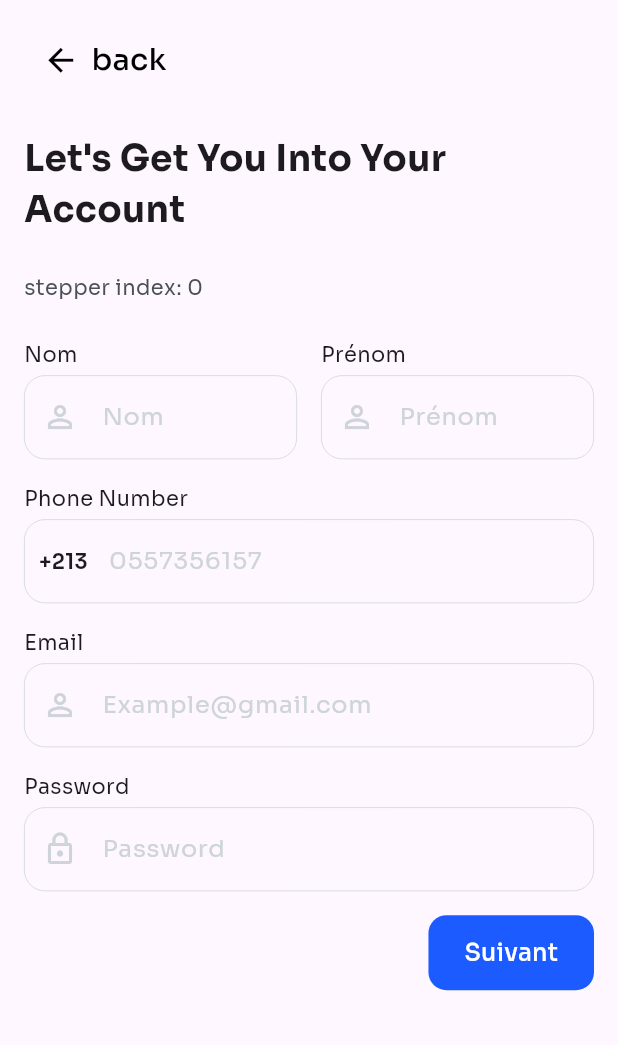
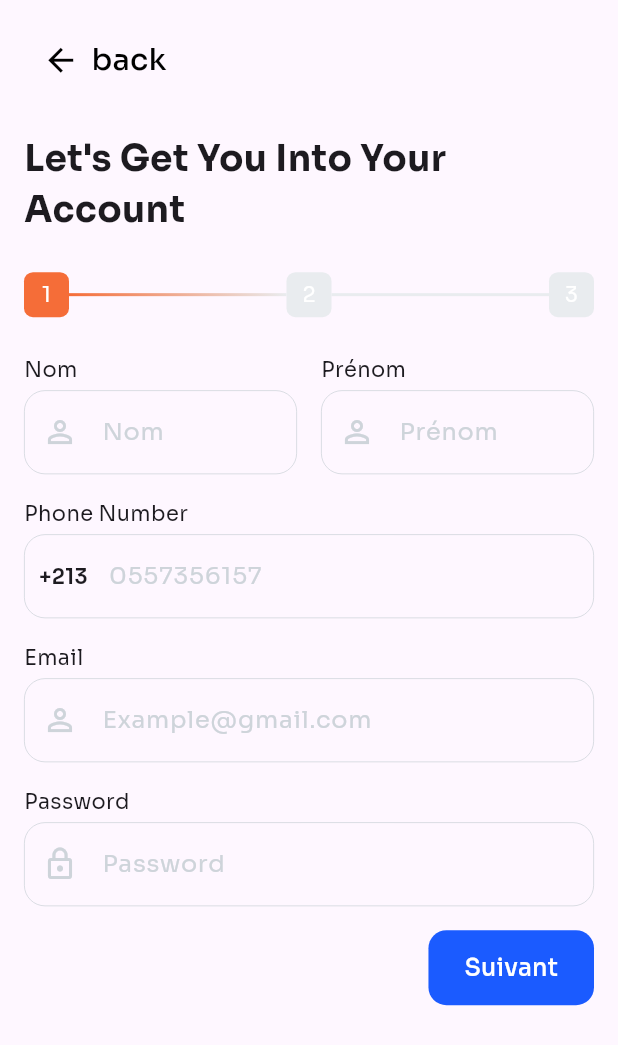
Before and after one commit to aymendn/travigui, a Flutter app: the SignUpScreen screen opened by its route, on a phone screen of 412 x 824 dp. Shown: the top 1045 px of the screen. Run offline on Flutter 3.47's test engine with Material 2 defaults, Android fonts, the light colour scheme and no system bars; our stand-ins replace flutter_hooks, flutter_map, flutter_svg, hooks_riverpod, latlong2, shared_preferences; accounts and stored records are empty.

Commit message:
a lot of updates

```diff
--- a/lib/core/app_route.dart
+++ b/lib/core/app_route.dart
@@ -1,6 +1,6 @@
-
 import '../view/auth/onboarding_screen.dart';
 import '../view/auth/seller_form/sign_up_second_screen.dart';
+import '../view/auth/seller_form/sign_up_third_screen.dart';
 import '../view/auth/sign_in_screen.dart';
 import '../view/auth/seller_form/sign_up_screen.dart';
 
@@ -17,15 +17,13 @@ class AppRoute {
   static const String serviceForm = '/job-service';
   static const String announcmentDetails = '/announcment-details';
   static const String onboarding = '/onboarding';
-
-
+  static const String activate = '/activate';
 
   static final routes = {
     signIn: (context) => const SignInScreen(),
     signUp: (context) => const SignUpScreen(),
     signUpSecond: (context) => const SignUpSecondScreen(),
-    // signUpThird: (context) => const SignUpThirdScreen(),
+    signUpThird: (context) => const SignUpThirdScreen(),
     onboarding: (context) => const OnboardingScreen(),
-
   };
 }
--- a/lib/main.dart
+++ b/lib/main.dart
@@ -1,11 +1,11 @@
 import 'package:flutter/material.dart';
 import 'package:hooks_riverpod/hooks_riverpod.dart';
 import 'core/app_route.dart';
-import 'mondher_screen.dart';
 import 'providers/onboarding.dart';
 import 'providers/shared_preferences.dart';
 import 'package:shared_preferences/shared_preferences.dart';
 import 'core/app_color.dart';
+import 'view/auth/seller_form/sign_up_third_screen.dart';
 
 Future<void> main() async {
   WidgetsFlutterBinding.ensureInitialized();
@@ -33,14 +33,14 @@ class IwdApp extends ConsumerWidget {
       title: 'Travigui',
       theme: ThemeData(
         fontFamily: 'sora',
-        primarySwatch: Colors.purple,
+        primarySwatch: Colors.blue,
         primaryColor: AppColor.primary,
         visualDensity: VisualDensity.adaptivePlatformDensity,
         useMaterial3: true,
       ),
       routes: AppRoute.routes,
 
-      home: const MondherScreen(),
+      home: const SignUpThirdScreen(),
 
       // home: isFirstTime
       //     ? const OnboardingScreen()
--- a/lib/view/auth/seller_form/sign_up_screen.dart
+++ b/lib/view/auth/seller_form/sign_up_screen.dart
@@ -3,7 +3,6 @@ import 'package:flutter_hooks/flutter_hooks.dart';
 import 'package:hooks_riverpod/hooks_riverpod.dart';
 
 import '../../../../core/app_methods.dart';
-import '../../../core/app_color.dart';
 import '../../../core/app_exension.dart';
 import '../../../core/app_route.dart';
 import '../../../providers/auth.dart';
@@ -11,6 +10,7 @@ import '../../shared/back_button.dart';
 import '../../shared/custom_button.dart';
 import '../../shared/custom_text_form_field.dart';
 import '../../shared/scaffold_with_safe_area.dart';
+import '../../shared/stepper/stepper.dart';
 
 class SignUpScreen extends StatefulHookConsumerWidget {
   const SignUpScreen({super.key});
@@ -41,7 +41,7 @@ class _SignUpScreenState extends ConsumerState<SignUpScreen> {
     );
 
     Future<void> onFormSubmitted() async {
-      if (formKey.currentState!.validate()) {
+      if (!formKey.currentState!.validate()) {
         context.pushReplacement(AppRoute.signUpSecond);
       }
     }
@@ -64,12 +64,7 @@ class _SignUpScreenState extends ConsumerState<SignUpScreen> {
             ),
           ),
           SizedBox(height: height * 0.03),
-          const Text(
-            'stepper index: 0',
-            style: TextStyle(
-              color: AppColor.grey600,
-            ),
-          ),
+          const Steppers(index: 1),
           SizedBox(height: height * 0.03),
           Form(
             key: formKey,
--- a/lib/view/shared/custom_text_form_field.dart
+++ b/lib/view/shared/custom_text_form_field.dart
@@ -8,7 +8,7 @@ class CustomTextFormField extends HookConsumerWidget {
   const CustomTextFormField({
     super.key,
     required this.controller,
-    required this.label,
+    this.label,
     this.validator,
     this.obscureText = false,
     this.icon,
@@ -18,7 +18,7 @@ class CustomTextFormField extends HookConsumerWidget {
   });
 
   final TextEditingController controller;
-  final String label;
+  final String? label;
   final String hint;
   final String? Function(String?)? validator;
   final bool obscureText;
@@ -32,11 +32,12 @@ class CustomTextFormField extends HookConsumerWidget {
     return Column(
       crossAxisAlignment: CrossAxisAlignment.start,
       children: [
+        if (label != null)
           Row(
             mainAxisAlignment: MainAxisAlignment.spaceBetween,
             children: [
               Text(
-              label,
+                label!,
                 style: const TextStyle(fontSize: 14),
               ),
               if (isLarge)
--- a/lib/view/shared/steper/step.dart
+++ /dev/null
@@ -1,83 +0,0 @@
-import 'package:flutter/material.dart';
-
-import 'index_container.dart';
-import 'step_container.dart';
-
-class Step extends StatelessWidget {
-  const Step({
-    super.key,
-    required this.index,
-  });
-
-  final int index;
-
-  @override
-  Widget build(BuildContext context) {
-    return Padding(
-      padding: const EdgeInsets.symmetric(horizontal: 20),
-      child: Row(
-        mainAxisAlignment: MainAxisAlignment.center,
-        children: [
-          index == 1
-              ? const IndexContainer(
-                  index: 1,
-                  color: Color(0xffF56D38),
-                )
-              : index == 2
-                  ? const IndexContainer(
-                      index: 1,
-                      color: Color(0xffF56D38),
-                    )
-                  : const IndexContainer(
-                      color: Color(0xffF56D38),
-                      index: 1,
-                    ),
-          index == 1
-              ? const StepContainer(
-                  color1: Color(0xffF56D38), color2: Color(0xffE9ECEF))
-              : index == 2
-                  ? const StepContainer(
-                      color1: Color(0xffF56D38), color2: Color(0xffF56D38))
-                  : const StepContainer(
-                      color1: Color(0xffF56D38), color2: Color(0xffF56D38)),
-          index == 1
-              ? const IndexContainer(
-                  index: 2,
-                  color: Color(0xffE9ECEF),
-                )
-              : index == 2
-                  ? const IndexContainer(
-                      index: 2,
-                      color: Color(0xffF56D38),
-                    )
-                  : const IndexContainer(
-                      index: 2,
-                      color: Color(0xffF56D38),
-                    ),
-          index == 1
-              ? const StepContainer(
-                  color1: Color(0xffE9ECEF), color2: Color(0xffE9ECEF))
-              : index == 2
-                  ? const StepContainer(
-                      color1: Color(0xffF56D38), color2: Color(0xffE9ECEF))
-                  : const StepContainer(
-                      color1: Color(0xffF56D38), color2: Color(0xffF56D38)),
-          index == 1
-              ? const IndexContainer(
-                  index: 3,
-                  color: Color(0xffE9ECEF),
-                )
-              : index == 2
-                  ? const IndexContainer(
-                      index: 3,
-                      color: Color(0xffE9ECEF),
-                    )
-                  : const IndexContainer(
-                      index: 3,
-                      color: Color(0xffF56D38),
-                    ),
-        ],
-      ),
-    );
-  }
-}
--- /dev/null
+++ b/lib/view/shared/stepper/stepper.dart
@@ -0,0 +1,67 @@
+import 'package:flutter/material.dart';
+
+import 'index_container.dart';
+import 'step_container.dart';
+
+class Steppers extends StatelessWidget {
+  const Steppers({
+    super.key,
+    required this.index,
+  });
+
+  final int index;
+
+  @override
+  Widget build(BuildContext context) {
+    return Row(
+      mainAxisAlignment: MainAxisAlignment.center,
+      children: [
+        const IndexContainer(
+          index: 1,
+          color: Color(0xffF56D38),
+        ),
+        index == 1
+            ? const StepContainer(
+                color1: Color(0xffF56D38), color2: Color(0xffE9ECEF))
+            : const StepContainer(
+                color1: Color(0xffF56D38), color2: Color(0xffF56D38)),
+        index == 1
+            ? const IndexContainer(
+                index: 2,
+                color: Color(0xffE9ECEF),
+              )
+            : index == 2
+                ? const IndexContainer(
+                    index: 2,
+                    color: Color(0xffF56D38),
+                  )
+                : const IndexContainer(
+                    index: 2,
+                    color: Color(0xffF56D38),
+                  ),
+        index == 1
+            ? const StepContainer(
+                color1: Color(0xffE9ECEF), color2: Color(0xffE9ECEF))
+            : index == 2
+                ? const StepContainer(
+                    color1: Color(0xffF56D38), color2: Color(0xffE9ECEF))
+                : const StepContainer(
+                    color1: Color(0xffF56D38), color2: Color(0xffF56D38)),
+        index == 1
+            ? const IndexContainer(
+                index: 3,
+                color: Color(0xffE9ECEF),
+              )
+            : index == 2
+                ? const IndexContainer(
+                    index: 3,
+                    color: Color(0xffE9ECEF),
+                  )
+                : const IndexContainer(
+                    index: 3,
+                    color: Color(0xffF56D38),
+                  ),
+      ],
+    );
+  }
+}
```
Also changed, not shown: lib/models/user_data.dart (+93 -4 lines), lib/providers/auth.dart (+25 -7 lines), lib/view/auth/seller_form/sign_up_second_screen.dart (+4 -21 lines), lib/view/auth/seller_form/sign_up_third_screen.dart (+143 -0 lines), lib/view/shared/stepper/index_container.dart (renamed from lib/view/shared/steper/index_container.dart), lib/view/shared/stepper/step_container.dart (renamed from lib/view/shared/steper/step_container.dart). Lines whose indentation alone changed are shown as unchanged.
